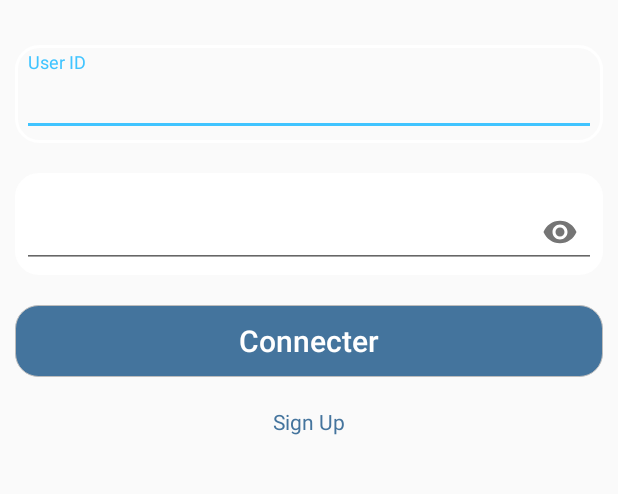
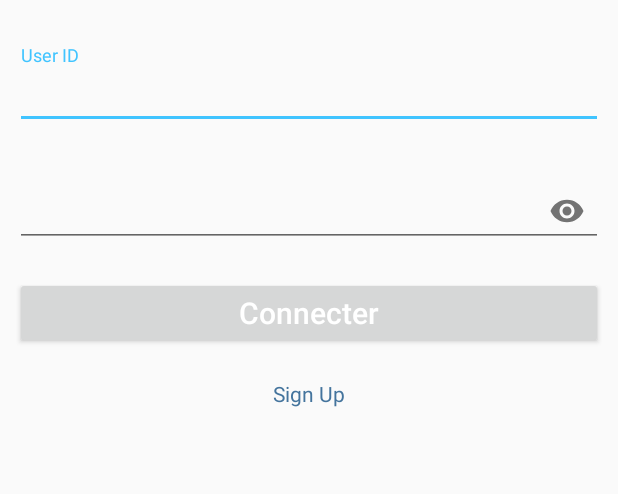
Before and after one commit to PRONAP-MOBILE/cash0, an Android app: the LoginActivity screen opened directly, with no data from a screen before it, on a phone screen of 412 x 824 dp, the part 233-727 px from its top. Run offline under Robolectric (Android 15) with nearby library versions, the phone set to English and light mode, and no system bars; our stand-ins replace CircleImageView.

Commit message:
bug
tel Jet

```diff
--- a/app/src/main/java/com/mobil/pronap/cash0/Activities/LoginActivity.java
+++ b/app/src/main/java/com/mobil/pronap/cash0/Activities/LoginActivity.java
@@ -61,8 +61,8 @@ public class LoginActivity extends AppCompatActivity{
             // Set up the login form.
 
             //get input text from user
-            phone = (TextInputLayout) findViewById(R.id.phoneNumber);
-            pass = (TextInputLayout) findViewById(R.id.password);
+            //phone = (TextInputLayout) findViewById(R.id.phoneNumber);
+            //pass = (TextInputLayout) findViewById(R.id.password);
             phoneUser = findViewById(R.id.edtphoneNumber);
             passUser = findViewById(R.id.edtpassword);
 
--- a/app/src/main/res/layout/activity_login.xml
+++ b/app/src/main/res/layout/activity_login.xml
@@ -31,7 +31,7 @@
         android:layout_marginTop="30dp"
         android:layout_marginRight="10dp"
         android:layout_marginLeft="10dp"
-        android:background="@drawable/shape">
+        >
 
         <EditText
             android:id="@+id/edtphoneNumber"
@@ -56,7 +56,7 @@
         android:layout_marginTop="20dp"
         android:layout_marginRight="10dp"
         android:layout_marginLeft="10dp"
-        android:background="@drawable/shape">
+        >
 
         <EditText
             android:id="@+id/edtpassword"
@@ -85,10 +85,10 @@
             android:layout_below="@+id/inputPassword"
             android:layout_centerHorizontal="true"
             android:text="Connecter"
-            android:textColor="#FFF"
+            android:textColor="#FFFFFF"
             android:textAllCaps="false"
             android:textSize="20sp"
-            android:background="@drawable/btnshape"/>
+            />
 
     </android.support.v7.widget.ButtonBarLayout>
 
--- a/app/src/main/res/layout/info1.xml
+++ b/app/src/main/res/layout/info1.xml
@@ -16,12 +16,12 @@
             android:layout_gravity="center"
             android:layout_marginTop="50dp"
             android:layout_height="250dp"
-            app:srcCompat="@drawable/no" />
+            android:src="@drawable/no"/>
 
         <TextView
             android:layout_width="wrap_content"
             android:layout_height="wrap_content"
-            android:textSize="30sp"
+            android:textSize="15sp"
             android:gravity="center"
             android:textStyle="italic"
             android:fontFamily="sans-serif"
--- a/app/src/main/res/layout/info2.xml
+++ b/app/src/main/res/layout/info2.xml
@@ -16,7 +16,7 @@
             android:layout_marginTop="50dp"
             android:layout_height="250dp"
             android:layout_gravity="center"
-            app:srcCompat="@drawable/money" />
+            android:src="@drawable/money" />
 
         <TextView
             android:layout_width="wrap_content"
@@ -24,7 +24,6 @@
             android:textSize="30sp"
             android:gravity="center"
             android:textStyle="italic"
-            android:fontFamily="sans-serif"
             android:text="@string/info2"/>
     </LinearLayout>
 
--- a/app/src/main/res/layout/info3.xml
+++ b/app/src/main/res/layout/info3.xml
@@ -16,7 +16,7 @@
             android:layout_marginTop="50dp"
             android:layout_height="250dp"
             android:layout_gravity="center"
-            app:srcCompat="@drawable/sec" />
+            android:src="@drawable/sec"/>
 
         <TextView
             android:layout_width="wrap_content"
@@ -25,8 +25,6 @@
             android:textSize="30sp"
             android:gravity="center"
             android:textStyle="italic"
-            android:fontFamily="sans-serif"
-            android:layout_gravity="center_horizontal"
             android:text="@string/info3"/>
     </LinearLayout>
 
```
Also changed, not shown: app/src/main/res/drawable-v24/security.png (deleted), app/src/main/res/drawable-xxhdpi/money.png (renamed from app/src/main/res/drawable-v24/money.png), app/src/main/res/drawable-xxhdpi/no.png (renamed from app/src/main/res/drawable-v24/no.png), app/src/main/res/drawable-xxhdpi/sec.png (renamed from app/src/main/res/drawable-v24/sec.png).
